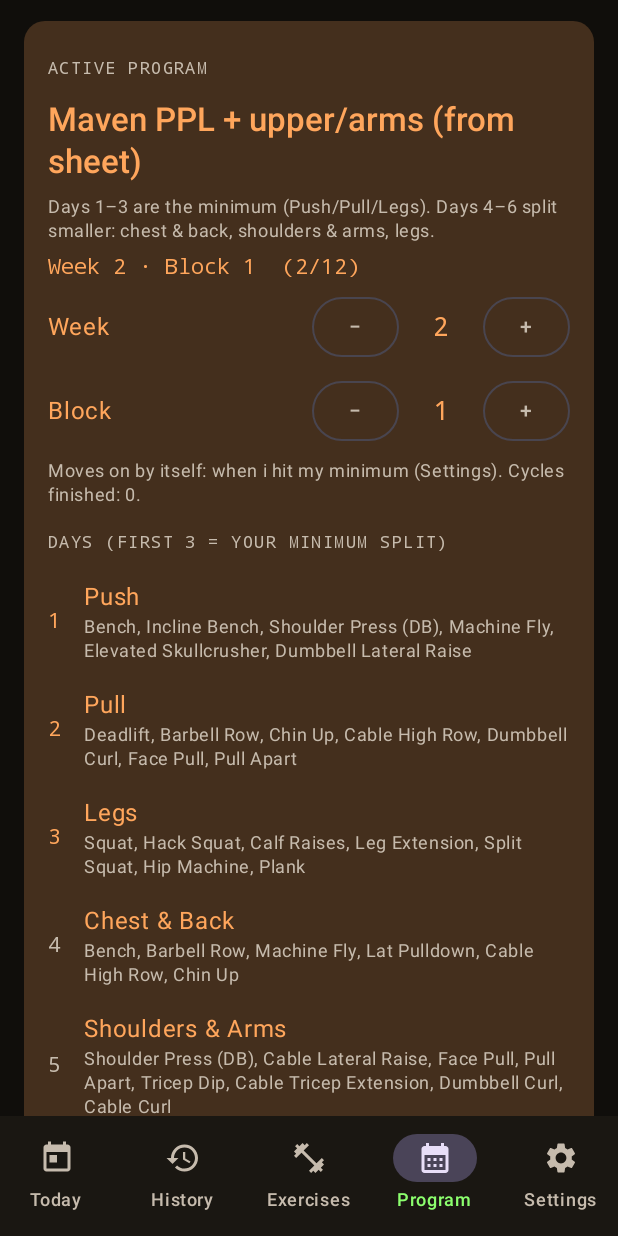
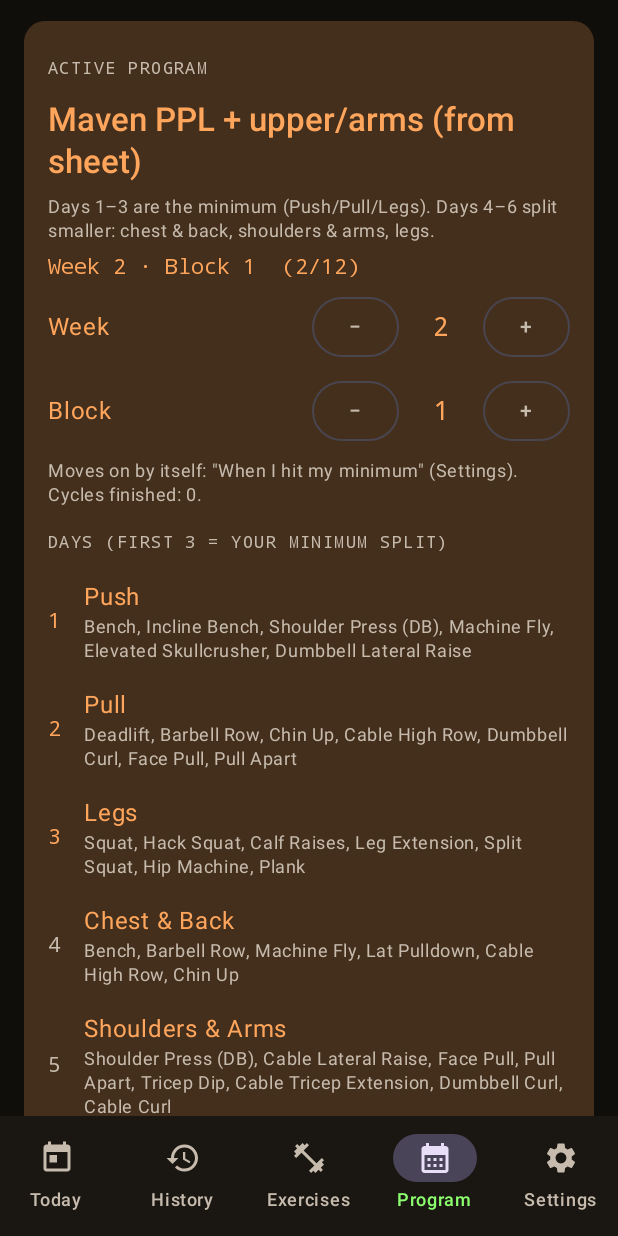
Before and after one commit to KAWAbungaKid/not-a-fraud, an Android app built with Jetpack Compose: the screen it shows after launch (MainActivity), item 4 of the bottom bar chosen, on a phone screen of 412 x 824 dp. Run offline under Robolectric (Android 15) with nearby library versions, the phone set to English and light mode, and no system bars.

Commit message:
Workout 0.1.0: ticking fills target RPE, plural fixes, release notes
Co-Authored-By: Claude Opus 5.5 <noreply@anthropic.com>
Claude-Session: https://claude.ai/code/session_01B5NgjGbtZEzE8Y8WpKjXox

```diff
--- a/workout-core/src/main/kotlin/com/maven/workout/core/Actions.kt
+++ b/workout-core/src/main/kotlin/com/maven/workout/core/Actions.kt
@@ -44,7 +44,7 @@ object Actions {
         if (si !in e.sets.indices) e else e.copy(sets = e.sets.mapIndexed { i, s -> if (i == si) f(s) else s })
     }
 
-    /** Tick a set. Empty fields take the target values (like Hevy's checkmark). */
+    /** Tick a set. Empty fields (weight, reps, time, RPE) take the target values — ticking means "did what was prescribed". */
     fun completeSet(d: WorkoutData, ei: Int, si: Int, now: Long): WorkoutData = editSet(d, ei, si) { s ->
         if (s.done) s.copy(done = false, doneAt = null)
         else s.copy(
@@ -52,7 +52,7 @@ object Actions {
             weight = s.weight ?: s.targetWeight,
             reps = s.reps ?: s.targetReps,
             seconds = s.seconds ?: s.targetSeconds,
-            rpe = s.rpe,
+            rpe = s.rpe ?: s.targetRpe,
         )
     }
 
--- a/workout/src/main/java/com/maven/workout/ui/HistoryScreen.kt
+++ b/workout/src/main/java/com/maven/workout/ui/HistoryScreen.kt
@@ -63,7 +63,7 @@ private fun SessionRow(d: WorkoutData, s: Session, onClick: () -> Unit) {
             Column(Modifier.weight(1f)) {
                 Text(s.name, style = MaterialTheme.typography.titleMedium)
                 Dim(LocalDate.parse(s.date).format(DateTimeFormatter.ofPattern("EEE MMM d")) +
-                    " · ${s.doneSets} sets · ${minutes(s)} min" + if (s.mode != Mode.NORMAL) " · ${s.mode.label.lowercase()}" else "")
+                    " · ${s.doneSets} set${if (s.doneSets == 1) "" else "s"} · ${minutes(s)} min" + if (s.mode != Mode.NORMAL) " · ${s.mode.label.lowercase()}" else "")
             }
             if (prs.isNotEmpty()) Text("${prs.size} PR", color = Palette.green, style = Mono)
         }
@@ -83,7 +83,7 @@ fun SessionDetailScreen(d: WorkoutData, id: String, onBack: () -> Unit) {
             Panel(highlight = prs.isNotEmpty()) {
                 Text(s.name, style = MaterialTheme.typography.headlineSmall)
                 Dim("${s.date} · Week ${s.week} Block ${s.block} · ${minutes(s)} min · ${s.mode.label}")
-                Text("${s.doneSets} sets · volume ${Rpe.fmt(Rpe.round(Strength.volume(s), 1.0))} ${d.settings.unit}", style = Mono)
+                Text("${s.doneSets} set${if (s.doneSets == 1) "" else "s"} · volume ${Rpe.fmt(Rpe.round(Strength.volume(s), 1.0))} ${d.settings.unit}", style = Mono)
                 if (prs.isNotEmpty()) {
                     SectionLabel("Personal records")
                     for (p in prs) Text("★ ${p.label}", color = Palette.green)
--- a/workout/src/main/java/com/maven/workout/ui/ProgramScreen.kt
+++ b/workout/src/main/java/com/maven/workout/ui/ProgramScreen.kt
@@ -62,7 +62,7 @@ fun ProgramScreen(d: WorkoutData, onOpen: (Route) -> Unit) {
                 Text(Cycle.label(d.cycle, p), style = Mono)
                 Stepper("Week", d.cycle.week, 1..p.weeksPerBlock) { w -> Graph.update { Actions.setCycle(it, w, it.cycle.block) } }
                 Stepper("Block", d.cycle.block, 1..p.blocks) { b -> Graph.update { Actions.setCycle(it, it.cycle.week, b) } }
-                Dim("Moves on by itself: ${d.settings.advance.label.lowercase()} (Settings). Cycles finished: ${d.cycle.cyclesDone}.")
+                Dim("Moves on by itself: \"${d.settings.advance.label}\" (Settings). Cycles finished: ${d.cycle.cyclesDone}.")
                 SectionLabel("Days (first ${p.coreDays} = your minimum split)")
                 for ((i, t) in p.days.withIndex()) Row(
                     Modifier.fillMaxWidth().clickable { onOpen(Route.DayEdit(p.id, t.id)) }.padding(vertical = 4.dp),
--- a/workout/src/main/java/com/maven/workout/ui/WorkoutScreen.kt
+++ b/workout/src/main/java/com/maven/workout/ui/WorkoutScreen.kt
@@ -111,7 +111,7 @@ fun WorkoutScreen(d: WorkoutData, onClose: () -> Unit, onOpen: (Route) -> Unit)
                 Row(verticalAlignment = Alignment.CenterVertically) {
                     Column(Modifier.weight(1f)) {
                         Text(s.name, style = MaterialTheme.typography.titleLarge)
-                        Dim("Week ${s.week} · Block ${s.block} · ${Fmt.secs(((now - s.startedAt) / 1000).toInt())} · ${s.doneSets} sets")
+                        Dim("Week ${s.week} · Block ${s.block} · ${Fmt.secs(((now - s.startedAt) / 1000).toInt())} · ${s.doneSets} set${if (s.doneSets == 1) "" else "s"}")
                     }
                     TextButton(onClick = onClose) { Text("Hide") }
                     Button(onClick = { confirmFinish = true }) { Text("Finish") }
```
Also changed, not shown: 2 other files.
